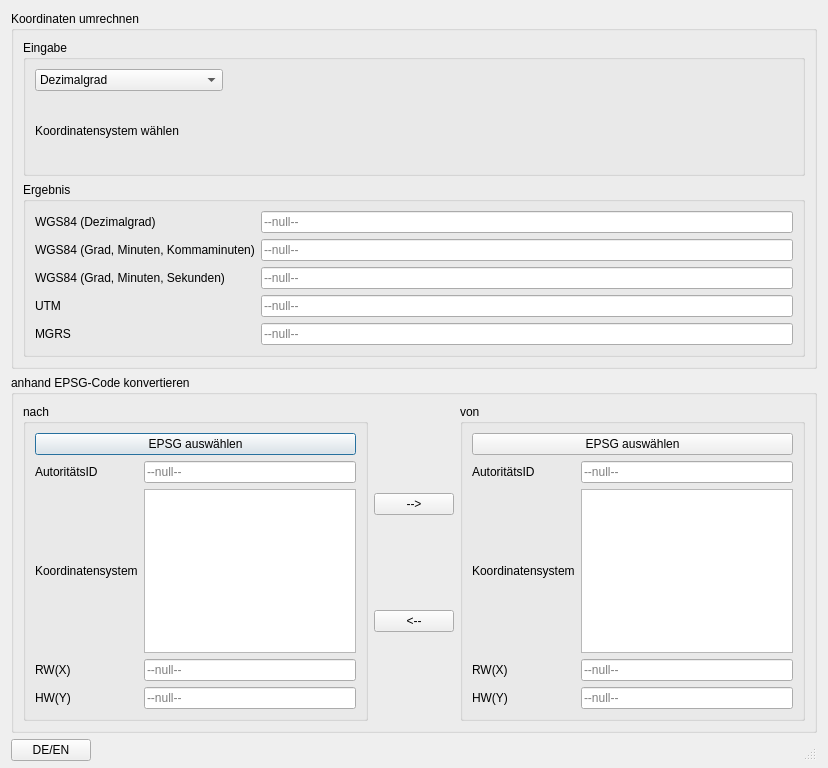
First picture: the form in coordinates_converter_dialog.ui, repository alexgerstl/coordinateconverter, before the edit.
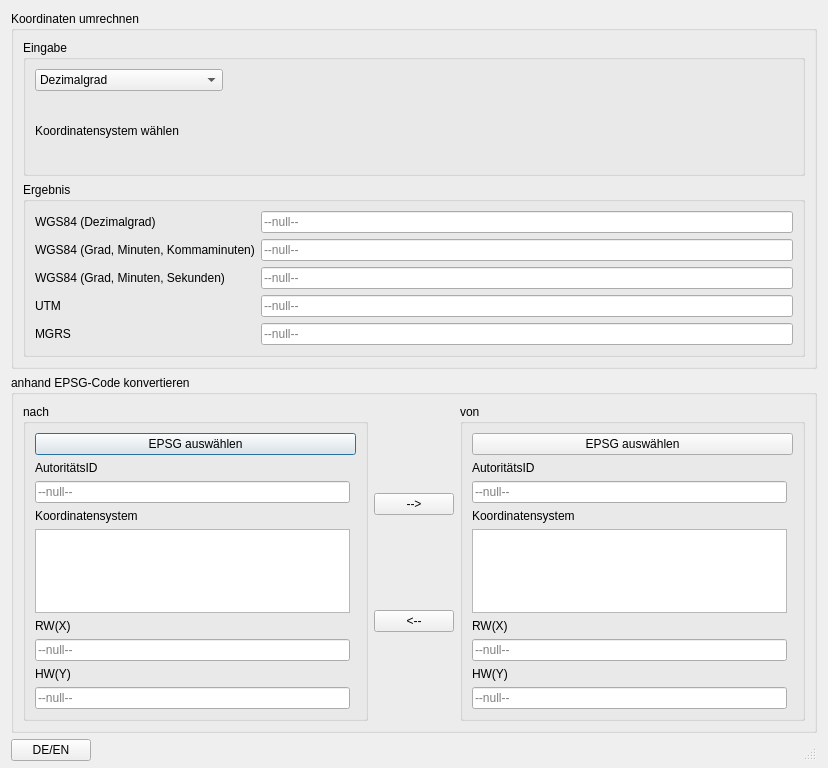
Second picture: the form after the edit.

Commit message: adepted ensurer tests

Diff of the .ui file:
```diff
--- a/coordinates_converter_dialog.ui
+++ b/coordinates_converter_dialog.ui
@@ -264,17 +264,14 @@
           <layout class="QGridLayout" name="gridLayout_4">
            <item row="0" column="1">
             <layout class="QGridLayout" name="layout_to">
-             <item row="1" column="1">
-              <widget class="QLineEdit" name="lineEdit_autid_to">
-               <property name="readOnly">
-                <bool>true</bool>
-               </property>
-               <property name="placeholderText">
-                <string>--null--</string>
+             <item row="3" column="0">
+              <widget class="QLabel" name="label_system_to">
+               <property name="text">
+                <string>Koordinatensystem</string>
                </property>
               </widget>
              </item>
-             <item row="3" column="0">
+             <item row="5" column="0">
               <widget class="QLabel" name="label_input_to_x">
                <property name="text">
                 <string>RW(X)</string>
@@ -288,43 +285,6 @@
                </property>
               </widget>
              </item>
-             <item row="4" column="1">
-              <widget class="QLineEdit" name="lineEdit_input_to_y">
-               <property name="placeholderText">
-                <string>--null--</string>
-               </property>
-              </widget>
-             </item>
-             <item row="2" column="0">
-              <widget class="QLabel" name="label_system_to">
-               <property name="text">
-                <string>Koordinatensystem</string>
-               </property>
-              </widget>
-             </item>
-             <item row="3" column="1">
-              <widget class="QLineEdit" name="lineEdit_input_to_x">
-               <property name="enabled">
-                <bool>true</bool>
-               </property>
-               <property name="text">
-                <string/>
-               </property>
-               <property name="readOnly">
-                <bool>false</bool>
-               </property>
-               <property name="placeholderText">
-                <string>--null--</string>
-               </property>
-              </widget>
-             </item>
-             <item row="4" column="0">
-              <widget class="QLabel" name="label_input_to_y">
-               <property name="text">
-                <string>HW(Y)</string>
-               </property>
-              </widget>
-             </item>
              <item row="0" column="0" colspan="2">
               <widget class="QPushButton" name="pushButton_select_to">
                <property name="text">
@@ -332,7 +292,31 @@
                </property>
               </widget>
              </item>
-             <item row="2" column="1">
+             <item row="7" column="0">
+              <widget class="QLabel" name="label_input_to_y">
+               <property name="text">
+                <string>HW(Y)</string>
+               </property>
+              </widget>
+             </item>
+             <item row="8" column="0">
+              <widget class="QLineEdit" name="lineEdit_input_to_y">
+               <property name="placeholderText">
+                <string>--null--</string>
+               </property>
+              </widget>
+             </item>
+             <item row="2" column="0">
+              <widget class="QLineEdit" name="lineEdit_autid_to">
+               <property name="readOnly">
+                <bool>true</bool>
+               </property>
+               <property name="placeholderText">
+                <string>--null--</string>
+               </property>
+              </widget>
+             </item>
+             <item row="4" column="0">
               <widget class="QTextEdit" name="textEdit_to">
                <property name="baseSize">
                 <size>
@@ -345,6 +329,22 @@
                </property>
               </widget>
              </item>
+             <item row="6" column="0">
+              <widget class="QLineEdit" name="lineEdit_input_to_x">
+               <property name="enabled">
+                <bool>true</bool>
+               </property>
+               <property name="text">
+                <string/>
+               </property>
+               <property name="readOnly">
+                <bool>false</bool>
+               </property>
+               <property name="placeholderText">
+                <string>--null--</string>
+               </property>
+              </widget>
+             </item>
             </layout>
            </item>
           </layout>
@@ -376,20 +376,31 @@
           <layout class="QGridLayout" name="gridLayout_3">
            <item row="1" column="0">
             <layout class="QGridLayout" name="layout_from">
-             <item row="4" column="0">
+             <item row="5" column="0">
+              <widget class="QLabel" name="label_input_from_x">
+               <property name="text">
+                <string>RW(X)</string>
+               </property>
+              </widget>
+             </item>
+             <item row="0" column="0" colspan="2">
+              <widget class="QPushButton" name="pushButton_select_from">
+               <property name="text">
+                <string>EPSG auswählen</string>
+               </property>
+              </widget>
+             </item>
+             <item row="7" column="0">
               <widget class="QLabel" name="label_input_from_y">
                <property name="text">
                 <string>HW(Y)</string>
                </property>
               </widget>
              </item>
-             <item row="1" column="1">
-              <widget class="QLineEdit" name="lineEdit_autid_from">
-               <property name="readOnly">
-                <bool>true</bool>
-               </property>
-               <property name="placeholderText">
-                <string>--null--</string>
+             <item row="3" column="0">
+              <widget class="QLabel" name="label_system_from">
+               <property name="text">
+                <string>Koordinatensystem</string>
                </property>
               </widget>
              </item>
@@ -400,48 +411,37 @@
                </property>
               </widget>
              </item>
-             <item row="4" column="1">
+             <item row="8" column="0">
               <widget class="QLineEdit" name="lineEdit_input_from_y">
                <property name="placeholderText">
                 <string>--null--</string>
                </property>
               </widget>
              </item>
-             <item row="3" column="1">
+             <item row="6" column="0">
               <widget class="QLineEdit" name="lineEdit_input_from_x">
                <property name="placeholderText">
                 <string>--null--</string>
                </property>
               </widget>
              </item>
-             <item row="2" column="0">
-              <widget class="QLabel" name="label_system_from">
-               <property name="text">
-                <string>Koordinatensystem</string>
-               </property>
-              </widget>
-             </item>
-             <item row="3" column="0">
-              <widget class="QLabel" name="label_input_from_x">
-               <property name="text">
-                <string>RW(X)</string>
-               </property>
-              </widget>
-             </item>
-             <item row="0" column="0" colspan="2">
-              <widget class="QPushButton" name="pushButton_select_from">
-               <property name="text">
-                <string>EPSG auswählen</string>
-               </property>
-              </widget>
-             </item>
-             <item row="2" column="1">
+             <item row="4" column="0">
               <widget class="QTextEdit" name="textEdit_from">
                <property name="readOnly">
                 <bool>true</bool>
                </property>
               </widget>
              </item>
+             <item row="2" column="0">
+              <widget class="QLineEdit" name="lineEdit_autid_from">
+               <property name="readOnly">
+                <bool>true</bool>
+               </property>
+               <property name="placeholderText">
+                <string>--null--</string>
+               </property>
+              </widget>
+             </item>
             </layout>
            </item>
           </layout>
```
The commit also changes 2 other files.
